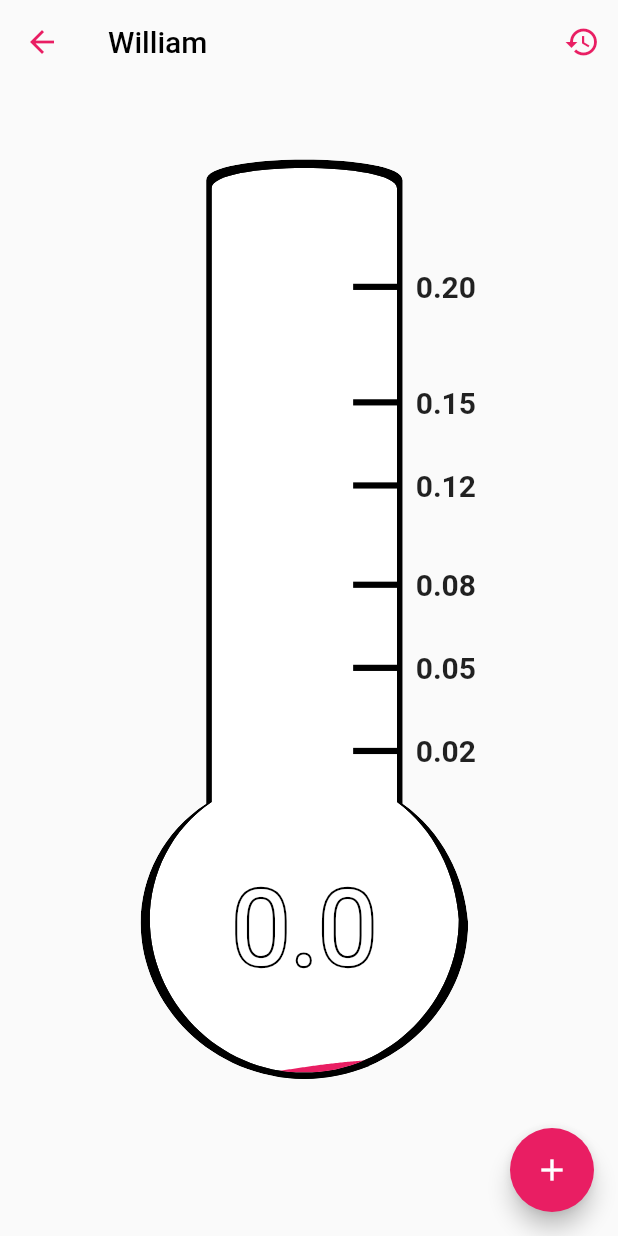
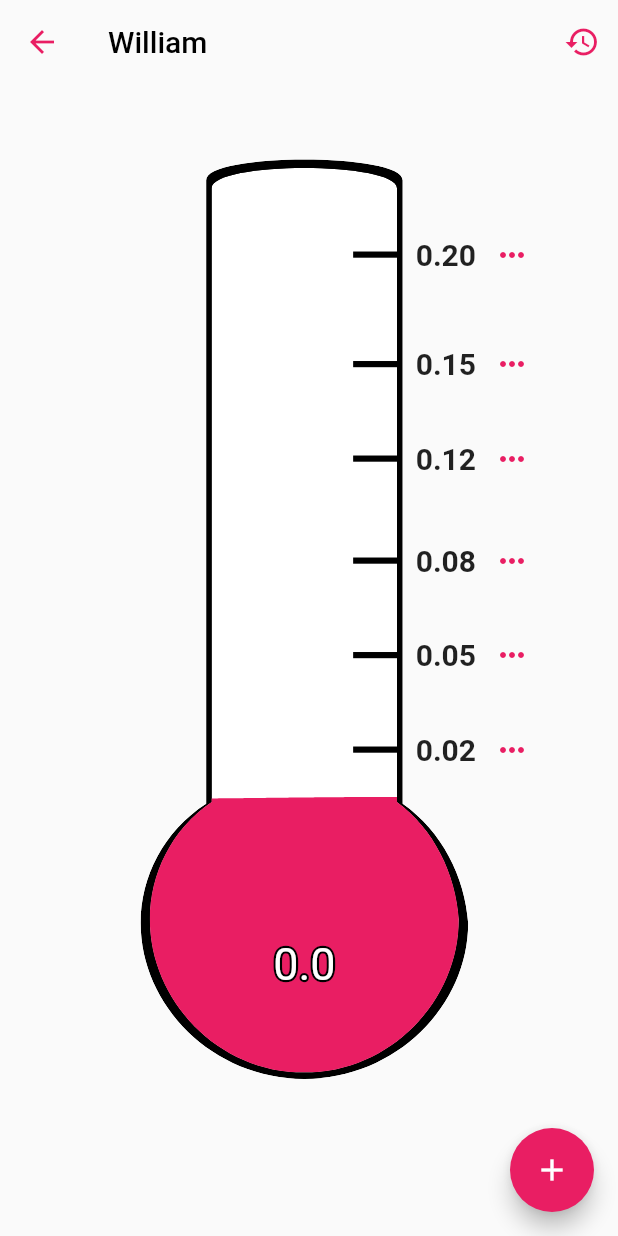
Before and after one commit to Louismousine/Alcoholometer, a Flutter app: the screen it shows after launch, after a tap on "William", on a phone screen of 412 x 824 dp. Run offline on Flutter 3.47's test engine with Material 2 defaults, Android fonts, the light colour scheme and no system bars; drawn by our look-alikes of animated_background, bordered_text; our stand-ins replace shared_preferences.

Commit message:
fix math

```diff
--- a/lib/helper.dart
+++ b/lib/helper.dart
@@ -6,30 +6,30 @@ class Helper {
   static const double ALCOHOL_DENSITY = 0.789;
   static const double BAC_REDUCTION = 0.015;
   static double getPourcentage(User user) {
+    final double height = user.height / 100;
+    final double weight = user.weight * 0.453592;
+
     var totalAlcoholIngested = 0.0;
     final now = new DateTime.now();
     var firstTimeAtWhichDrinkWasTaken = now;
     user.drinks.forEach((drink) {
       if (drink.valid && drink.time.isBefore(now)) {
         totalAlcoholIngested +=
-            drink.pourcentage * drink.volume * ALCOHOL_DENSITY;
+            drink.pourcentage / 100 * drink.volume * ALCOHOL_DENSITY;
         firstTimeAtWhichDrinkWasTaken =
             drink.time.isBefore(firstTimeAtWhichDrinkWasTaken)
                 ? drink.time
                 : firstTimeAtWhichDrinkWasTaken;
       }
     });
-    var bloodVolume = user.isFemale
-        ? 0.3561 * user.height * user.height * user.height / 1000000 +
-            0.03308 * user.weight * 0.453592 +
-            0.1833
-        : 0.3669 * user.height * user.height * user.height / 1000000 +
-            0.03219 * 0.453592 * user.weight +
-            0.6041;
+    final bloodVolume = user.isFemale
+        ? 0.3561 * height * height * height + 0.03308 * weight + 0.1833
+        : 0.3669 * height * height * height + 0.03219 * weight + 0.6041;
     var timeDiff = now.difference(firstTimeAtWhichDrinkWasTaken);
     var alcoholRemovedByLiver = timeDiff.inHours * BAC_REDUCTION +
         timeDiff.inMinutes * BAC_REDUCTION / 60;
-    var bac = totalAlcoholIngested / (bloodVolume / 10) - alcoholRemovedByLiver;
+    var bac =
+        totalAlcoholIngested / (bloodVolume * 100) - alcoholRemovedByLiver;
     if (bac <= 0) {
       invalidatePastDrinks(user);
       return 0;
@@ -45,7 +45,7 @@ class Helper {
     );
   }
 
-  static double percentageToDisplayOnThermometer(double bac){
+  static double percentageToDisplayOnThermometer(double bac) {
     const OFFSET = 0.29;
     const TOP_VALUE = 0.21;
     return OFFSET + bac * (1 - OFFSET) / TOP_VALUE;
--- a/lib/thermometer_page/thermometer_page.dart
+++ b/lib/thermometer_page/thermometer_page.dart
@@ -104,7 +104,7 @@ class _ThermometerPageState extends State<ThermometerPage>
                           _buildBigThermometerPath(MediaQuery.of(context).size),
                     ),
                     LiquidCustomProgressIndicator(
-                      value: Helper.getPourcentage(user),
+                      value: Helper.percentageToDisplayOnThermometer(Helper.getPourcentage(user)),
                       valueColor: AlwaysStoppedAnimation(
                         Colors.pink,
                       ),
@@ -129,7 +129,7 @@ class _ThermometerPageState extends State<ThermometerPage>
                                 child: Text(
                                   Helper.getPourcentage(user).toString(),
                                   style: TextStyle(
-                                    fontSize: 70,
+                                    fontSize: 30,
                                     color: Colors.white,
                                   ),
                                 ),
--- a/lib/thermometer_page/thermometer_scale.dart
+++ b/lib/thermometer_page/thermometer_scale.dart
@@ -1,11 +1,35 @@
 import 'package:flutter/material.dart';
 
 class ThermometerScale extends StatelessWidget {
+  Widget buildScaleBar({double scaleWidth, double scaleHeight, String value}) {
+    return Row(
+      children: <Widget>[
+        Container(
+          color: Colors.black,
+          height: scaleHeight,
+          width: scaleWidth,
+        ),
+        SizedBox(
+          width: 10,
+        ),
+        Text(
+          value,
+          style: TextStyle(fontSize: 20, fontWeight: FontWeight.bold),
+        ),
+        IconButton(
+          icon: Icon(Icons.more_horiz),
+          onPressed: () {},
+          color: Colors.pink,
+        ),
+      ],
+    );
+  }
+
   @override
   Widget build(BuildContext context) {
     final scaleWidth = MediaQuery.of(context).size.width / 13;
     final scaleHeight = MediaQuery.of(context).size.width / 100;
-    final scaleUnit = 10.8;
+    final scaleUnit = 5.0;
 
     return Padding(
       padding: EdgeInsets.only(
@@ -17,116 +41,50 @@ class ThermometerScale extends StatelessWidget {
         child: Column(
           mainAxisAlignment: MainAxisAlignment.end,
           children: <Widget>[
-            Row(
-              children: <Widget>[
-                Container(
-                  color: Colors.black,
-                  height: scaleHeight,
-                  width: scaleWidth,
-                ),
-                SizedBox(
-                  width: 10,
-                ),
-                Text(
-                  '0.20',
-                  style: TextStyle(fontSize: 20, fontWeight: FontWeight.bold),
-                ),
-              ],
+            buildScaleBar(
+              scaleWidth: scaleWidth,
+              scaleHeight: scaleHeight,
+              value: '0.20',
             ),
             SizedBox(
               height: 5 * scaleUnit,
             ),
-            Row(
-              children: <Widget>[
-                Container(
-                  color: Colors.black,
-                  height: scaleHeight,
-                  width: scaleWidth,
-                ),
-                SizedBox(
-                  width: 10,
-                ),
-                Text(
-                  '0.15',
-                  style: TextStyle(fontSize: 20, fontWeight: FontWeight.bold),
-                ),
-              ],
+            buildScaleBar(
+              scaleWidth: scaleWidth,
+              scaleHeight: scaleHeight,
+              value: '0.15',
             ),
             SizedBox(
               height: 3 * scaleUnit,
             ),
-            Row(
-              children: <Widget>[
-                Container(
-                  color: Colors.black,
-                  height: scaleHeight,
-                  width: scaleWidth,
-                ),
-                SizedBox(
-                  width: 10,
-                ),
-                Text(
-                  '0.12',
-                  style: TextStyle(fontSize: 20, fontWeight: FontWeight.bold),
-                ),
-              ],
+            buildScaleBar(
+              scaleWidth: scaleWidth,
+              scaleHeight: scaleHeight,
+              value: '0.12',
             ),
             SizedBox(
               height: 4 * scaleUnit,
             ),
-            Row(
-              children: <Widget>[
-                Container(
-                  color: Colors.black,
-                  height: scaleHeight,
-                  width: scaleWidth,
-                ),
-                SizedBox(
-                  width: 10,
-                ),
-                Text(
-                  '0.08',
-                  style: TextStyle(fontSize: 20, fontWeight: FontWeight.bold),
-                ),
-              ],
+            buildScaleBar(
+              scaleWidth: scaleWidth,
+              scaleHeight: scaleHeight,
+              value: '0.08',
             ),
             SizedBox(
               height: 3 * scaleUnit,
             ),
-            Row(
-              children: <Widget>[
-                Container(
-                  color: Colors.black,
-                  height: scaleHeight,
-                  width: scaleWidth,
-                ),
-                SizedBox(
-                  width: 10,
-                ),
-                Text(
-                  '0.05',
-                  style: TextStyle(fontSize: 20, fontWeight: FontWeight.bold),
-                ),
-              ],
+            buildScaleBar(
+              scaleWidth: scaleWidth,
+              scaleHeight: scaleHeight,
+              value: '0.05',
             ),
             SizedBox(
               height: 3 * scaleUnit,
             ),
-            Row(
-              children: <Widget>[
-                Container(
-                  color: Colors.black,
-                  height: scaleHeight,
-                  width: scaleWidth,
-                ),
-                SizedBox(
-                  width: 10,
-                ),
-                Text(
-                  '0.02',
-                  style: TextStyle(fontSize: 20, fontWeight: FontWeight.bold),
-                ),
-              ],
+            buildScaleBar(
+              scaleWidth: scaleWidth,
+              scaleHeight: scaleHeight,
+              value: '0.02',
             ),
             SizedBox(
               height: 2 * scaleUnit,
--- a/lib/thermometer_page/wave.dart
+++ b/lib/thermometer_page/wave.dart
@@ -104,7 +104,7 @@ class _WaveClipper extends CustomClipper<Path> {
   List<Offset> _generateVerticalWavePath(Size size) {
     final waveList = <Offset>[];
     for (int i = -2; i <= size.width.toInt() + 2; i++) {
-      final waveHeight = (size.height / 70);
+      final waveHeight = (size.height / 1000);
       final dy = math.sin((animationValue * 360 - i) % 360 * (math.pi / 180)) *
               waveHeight +
           (size.height - (size.height * value));
```
